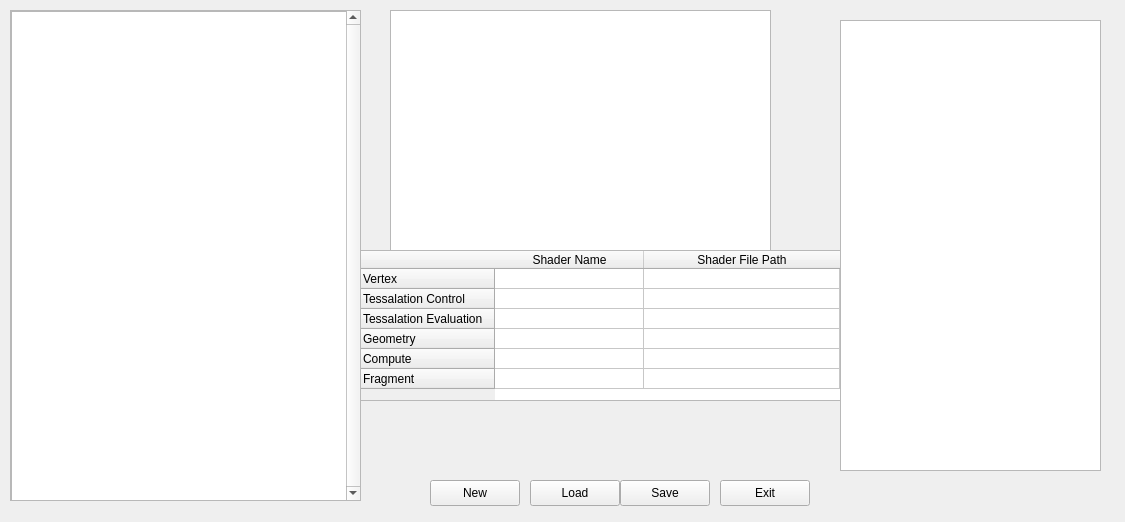
Qt form Editor/Libre-Editor/ui/shadereditor.ui (FOSS-society/libre-engine) before a commit.
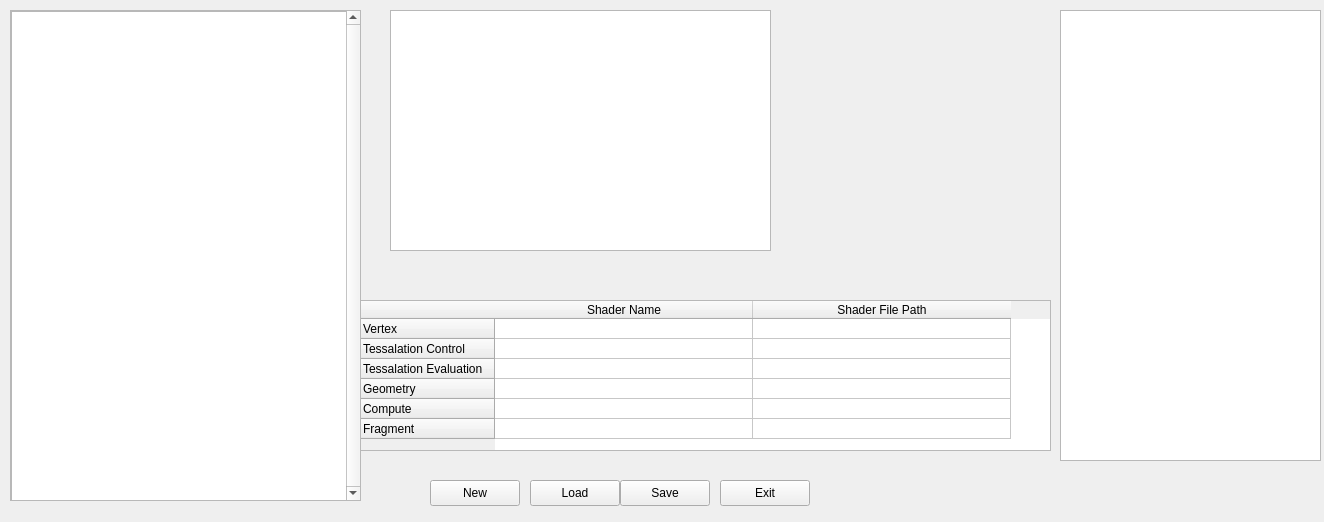
The same form after that commit.

What changed in the file:
```diff
--- a/Editor/Libre-Editor/ui/shadereditor.ui
+++ b/Editor/Libre-Editor/ui/shadereditor.ui
@@ -6,7 +6,7 @@
    <rect>
     <x>0</x>
     <y>0</y>
-    <width>1125</width>
+    <width>1324</width>
     <height>522</height>
    </rect>
   </property>
@@ -114,8 +114,8 @@
   <widget class="QListWidget" name="listWidget">
    <property name="geometry">
     <rect>
-     <x>840</x>
-     <y>20</y>
+     <x>1060</x>
+     <y>10</y>
      <width>261</width>
      <height>451</height>
     </rect>
@@ -125,13 +125,13 @@
    <property name="geometry">
     <rect>
      <x>360</x>
-     <y>250</y>
-     <width>481</width>
+     <y>300</y>
+     <width>691</width>
      <height>151</height>
     </rect>
    </property>
    <attribute name="horizontalHeaderDefaultSectionSize">
-    <number>149</number>
+    <number>258</number>
    </attribute>
    <attribute name="horizontalHeaderMinimumSectionSize">
     <number>20</number>
@@ -140,6 +140,9 @@
     <bool>true</bool>
    </attribute>
    <attribute name="horizontalHeaderStretchLastSection">
+    <bool>false</bool>
+   </attribute>
+   <attribute name="verticalHeaderVisible">
     <bool>true</bool>
    </attribute>
    <attribute name="verticalHeaderDefaultSectionSize">
```
